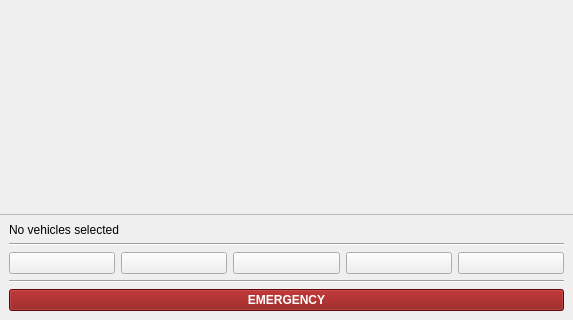
This is src/ui/qtdesigner/FleetControlWidget.ui in JadedTuna/smarc_qgis_mission_control as Qt 5 draws it before an edit; both pictures show x 0 to 573 and y 473 to 793 of the 573 by 793 pixel window. The edited form follows.
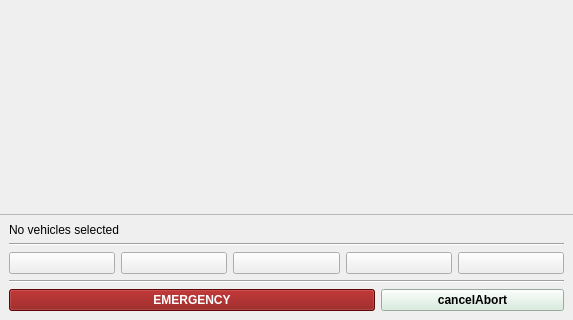
This is the edited form. Icons and pictures are not drawn.

Commit message: cancelAbort button

Diff of the .ui file:
```diff
--- a/src/ui/qtdesigner/FleetControlWidget.ui
+++ b/src/ui/qtdesigner/FleetControlWidget.ui
@@ -311,10 +311,21 @@
        </widget>
       </item>
       <item>
+       <layout class="QHBoxLayout" name="horizontalLayout_2">
+        <item>
        <widget class="QPushButton" name="emergencyButton">
         <property name="enabled">
          <bool>true</bool>
         </property>
+          <property name="sizePolicy">
+           <sizepolicy hsizetype="Minimum" vsizetype="Fixed">
+            <horstretch>2</horstretch>
+            <verstretch>0</verstretch>
+           </sizepolicy>
+          </property>
+          <property name="toolTip">
+           <string>Emergency</string>
+          </property>
         <property name="styleSheet">
          <string notr="true">:enabled {
   background-color: #880808;
@@ -328,6 +339,31 @@
         </property>
        </widget>
       </item>
+        <item>
+         <widget class="QPushButton" name="cancelAbortButton">
+          <property name="sizePolicy">
+           <sizepolicy hsizetype="Minimum" vsizetype="Fixed">
+            <horstretch>1</horstretch>
+            <verstretch>0</verstretch>
+           </sizepolicy>
+          </property>
+          <property name="toolTip">
+           <string>Cancel &quot;abort&quot;</string>
+          </property>
+          <property name="styleSheet">
+           <string notr="true">:enabled {
+  background-color: #d4edda;
+  color: black;
+  font-weight: bold;
+}</string>
+          </property>
+          <property name="text">
+           <string>cancelAbort</string>
+          </property>
+         </widget>
+        </item>
+       </layout>
+      </item>
      </layout>
     </widget>
    </item>
```
Left out of the diff: 3 changed lines with no effect on the pictures. Lines whose indentation alone changed are shown as unchanged. The commit also changes 1 other file.
